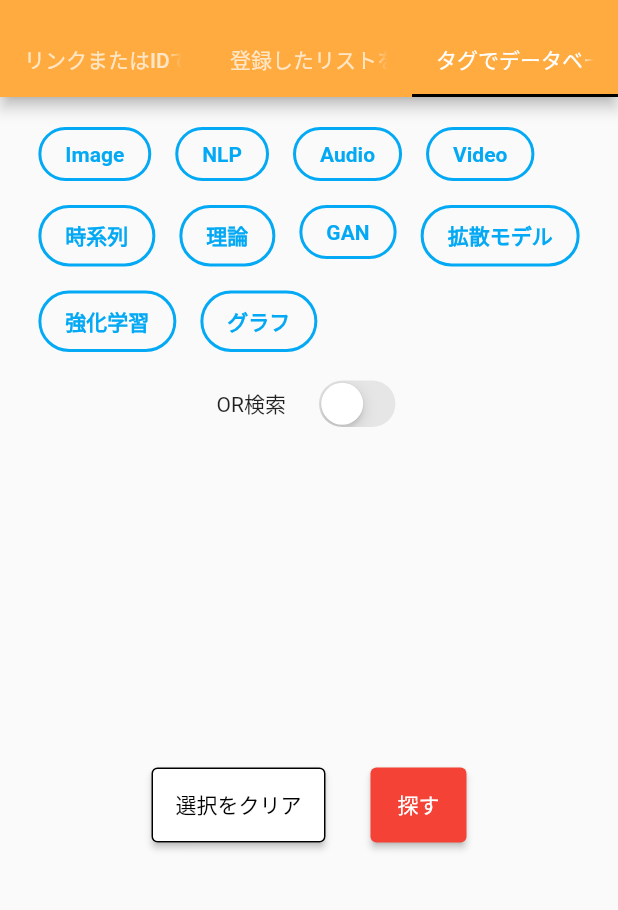
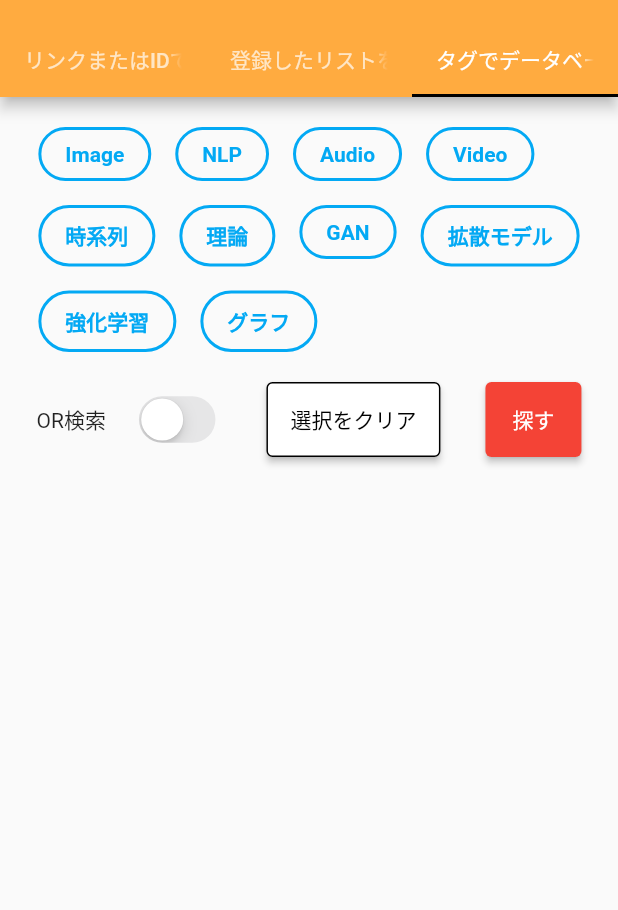
Before and after one commit to fmp453/paper_ab, a Flutter app: the screen it shows after launch, tab 3 chosen, after a tap on "探す", on a phone screen of 412 x 824 dp, the part 59-969 px from its top. Run offline on Flutter 3.47's test engine with Material 2 defaults, Android fonts, the phone set to English and light mode, and no system bars; network calls fail.

Commit message:
検索結果の表示

```diff
--- a/lib/views/tagList.dart
+++ b/lib/views/tagList.dart
@@ -2,6 +2,7 @@ import 'package:flutter/material.dart';
 import 'package:flutter/cupertino.dart';
 import 'package:paper_ab/utils/utils.dart';
 import 'package:paper_ab/componets/tagList_api.dart';
+import 'package:paper_ab/componets/paper_container.dart';
 
 class TagSearchDBTab extends StatefulWidget{
   const TagSearchDBTab({super.key});
@@ -15,6 +16,7 @@ class TagSearchDBTabState extends State<TagSearchDBTab>{
   late final tags = paperTags.getTagList();
   List<String> selectedTags = [];
   bool orSearch = false;
+  List<PaperInfo> papers = [];
 
   @override
   Widget build(BuildContext context){
@@ -29,7 +31,6 @@ class TagSearchDBTabState extends State<TagSearchDBTab>{
             return InkWell(
               borderRadius: const BorderRadius.all(Radius.circular(32)),
               onTap: () async {
-                debugPrint("tagged $tag");
                 if(isSelected){
                   selectedTags.remove(tag);
                 } else {
@@ -59,8 +60,7 @@ class TagSearchDBTabState extends State<TagSearchDBTab>{
             );
           }).toList(),
         ),
-        const SizedBox(height: 15,),
-        // Optionalの設定
+        const SizedBox(height: 20,),
         Center(
           child: Row(
             mainAxisAlignment: MainAxisAlignment.center,
@@ -75,15 +75,7 @@ class TagSearchDBTabState extends State<TagSearchDBTab>{
                   setState(() {});
                 },
               ),
-              ],
-            ),
-        ),
-        // ボタンの実装
-        Expanded(
-          child: Center(
-            child: Row(
-              mainAxisAlignment: MainAxisAlignment.center,
-              children: [
+              const SizedBox(width: 30,),
               SizedBox(
                 height: 50,
                 child: ElevatedButton(
@@ -105,17 +97,22 @@ class TagSearchDBTabState extends State<TagSearchDBTab>{
                 height: 50,
                 child: ElevatedButton(
                   onPressed: () async {
-                      debugPrint("search");
-                      var tmp = await searchPapersWithTags(selectedTags);
-                      debugPrint(tmp.toString());
-                      // 検索結果を表示する部分を実装する
+                    // 検索してその結果を表示
+                    // 検索結果をクリックした時の処理を追加
+                    var tmp = await getPaperInfo(selectedTags);
+                    setState(() => papers = tmp);
                   },
                   child: const Text("探す"),
                 ),
               ),
             ],
           ),
-          )
+        ),
+        const SizedBox(height: 20,),
+        Expanded(
+          child: ListView(
+            children: papers.map((paper) => PaperContainer(paper: paper)).toList(),
+          ),
         ),
       ]
     );
```
Lines whose indentation alone changed are shown as unchanged.
